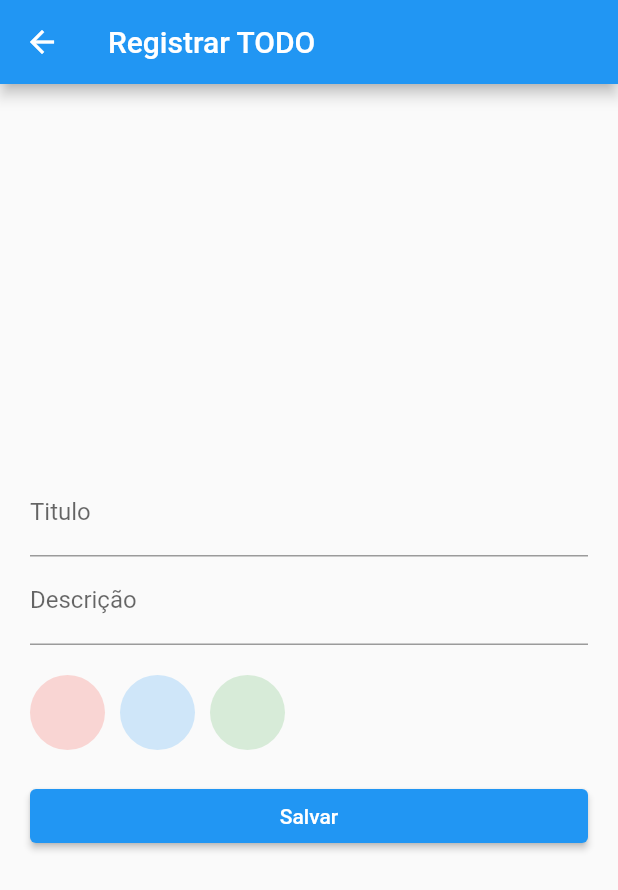
After one commit to Lovepeople-BR/api-todo-examplo-request, a Flutter app: the RegisterTodoPage screen opened by its route, on a phone screen of 412 x 824 dp. The commit adds this screen. Shown: the top 890 px of the screen. Run offline on Flutter 3.47's test engine with Material 2 defaults, Android fonts, the phone set to English and light mode, and no system bars; our stand-ins replace shared_preferences; accounts and stored records are empty; network calls fail.

Commit message:
sobe o complemento do exemplo

```diff
--- /dev/null
+++ b/lib/controllers/register_todo_controller.dart
@@ -0,0 +1,25 @@
+import 'package:flutter/material.dart';
+import 'package:todo_lovepeople/data/todo_repository.dart';
+
+class RegisterTodoController extends ChangeNotifier {
+  final TodoRepository todoRepository;
+
+  String colorSelected = '';
+
+  RegisterTodoController(this.todoRepository);
+
+  void changeColor(String newColor) {
+    colorSelected = newColor;
+    notifyListeners();
+  }
+
+  void register(String title, String description, {VoidCallback? success}) {
+    todoRepository
+        .registerTodo(title, description, colorSelected)
+        .then((created) {
+      if (created) {
+        success?.call();
+      }
+    });
+  }
+}
--- a/lib/data/user_repository.dart
+++ b/lib/data/user_repository.dart
@@ -4,6 +4,8 @@ import 'package:http/http.dart' as http;
 import 'package:shared_preferences/shared_preferences.dart';
 
 class UserRepository {
+  // ignore: non_constant_identifier_names
+  static const String KEY_TOKEN = 'token';
   String baseUrl = 'https://lovepeople-todo.onrender.com/api/';
 
   Future<String?> login(String email, String senha) {
@@ -45,6 +47,6 @@ class UserRepository {
 
   Future<void> logout() async {
     final prefs = await SharedPreferences.getInstance();
-    prefs.remove('token');
+    prefs.remove(KEY_TOKEN);
   }
 }
--- /dev/null
+++ b/lib/view/register_todo_page.dart
@@ -0,0 +1,122 @@
+import 'package:flutter/material.dart';
+import 'package:provider/provider.dart';
+import 'package:todo_lovepeople/controllers/register_todo_controller.dart';
+
+class RegisterTodoPage extends StatefulWidget {
+  const RegisterTodoPage({super.key});
+
+  @override
+  State<RegisterTodoPage> createState() => _RegisterTodoPageState();
+}
+
+class _RegisterTodoPageState extends State<RegisterTodoPage> {
+  final TextEditingController _titleController = TextEditingController();
+  final TextEditingController _descriptionController = TextEditingController();
+  @override
+  Widget build(BuildContext context) {
+    return Consumer<RegisterTodoController>(
+        builder: (context, controller, child) {
+      return Scaffold(
+        appBar: AppBar(
+          title: const Text('Registrar TODO'),
+        ),
+        body: Center(
+          child: Padding(
+            padding: const EdgeInsets.all(20),
+            child: Column(
+              mainAxisSize: MainAxisSize.min,
+              children: [
+                TextFormField(
+                  controller: _titleController,
+                  decoration: const InputDecoration(
+                    label: Text('Titulo'),
+                  ),
+                ),
+                TextFormField(
+                  controller: _descriptionController,
+                  decoration: const InputDecoration(
+                    label: Text('Descrição'),
+                  ),
+                ),
+                const SizedBox(
+                  height: 20,
+                ),
+                SizedBox(
+                  height: 50,
+                  child: ListView(
+                    scrollDirection: Axis.horizontal,
+                    children: [
+                      InkWell(
+                        onTap: () {
+                          controller.changeColor('#FF0000');
+                        },
+                        child: Container(
+                          width: 50,
+                          height: 50,
+                          decoration: BoxDecoration(
+                            color: Colors.red.withOpacity(
+                              controller.colorSelected == '#FF0000' ? 1 : 0.2,
+                            ),
+                            borderRadius: BorderRadius.circular(25),
+                          ),
+                        ),
+                      ),
+                      const SizedBox(width: 10),
+                      InkWell(
+                        onTap: () {
+                          controller.changeColor('#2986cc');
+                        },
+                        child: Container(
+                          width: 50,
+                          height: 50,
+                          decoration: BoxDecoration(
+                            color: Colors.blue.withOpacity(
+                              controller.colorSelected == '#2986cc' ? 1 : 0.2,
+                            ),
+                            borderRadius: BorderRadius.circular(25),
+                          ),
+                        ),
+                      ),
+                      const SizedBox(width: 10),
+                      InkWell(
+                        onTap: () {
+                          controller.changeColor('#8fce00');
+                        },
+                        child: Container(
+                          width: 50,
+                          height: 50,
+                          decoration: BoxDecoration(
+                            color: Colors.green.withOpacity(
+                              controller.colorSelected == '#8fce00' ? 1 : 0.2,
+                            ),
+                            borderRadius: BorderRadius.circular(25),
+                          ),
+                        ),
+                      ),
+                    ],
+                  ),
+                ),
+                const SizedBox(
+                  height: 20,
+                ),
+                SizedBox(
+                  width: double.maxFinite,
+                  child: ElevatedButton(
+                    onPressed: () {
+                      controller.register(
+                          _titleController.text, _descriptionController.text,
+                          success: () {
+                        Navigator.pop(context, true);
+                      });
+                    },
+                    child: const Text('Salvar'),
+                  ),
+                )
+              ],
+            ),
+          ),
+        ),
+      );
+    });
+  }
+}
--- a/pubspec.yaml
+++ b/pubspec.yaml
@@ -34,6 +34,7 @@ dependencies:
 
   http: ^0.13.5
   shared_preferences: ^2.0.18
+  provider: ^6.0.5
 
 dev_dependencies:
   flutter_test:
```
Also changed, not shown: lib/controllers/home_controller.dart (added, +36 -0 lines), lib/controllers/login_controller.dart (added, +36 -0 lines), lib/data/todo_repository.dart (+4 -3 lines), lib/login.dart (deleted, +0 -100 lines), lib/main.dart (+33 -6 lines), lib/view/home_page.dart (added, +140 -0 lines), lib/view/login_page.dart (added, +78 -0 lines), pubspec.lock.
